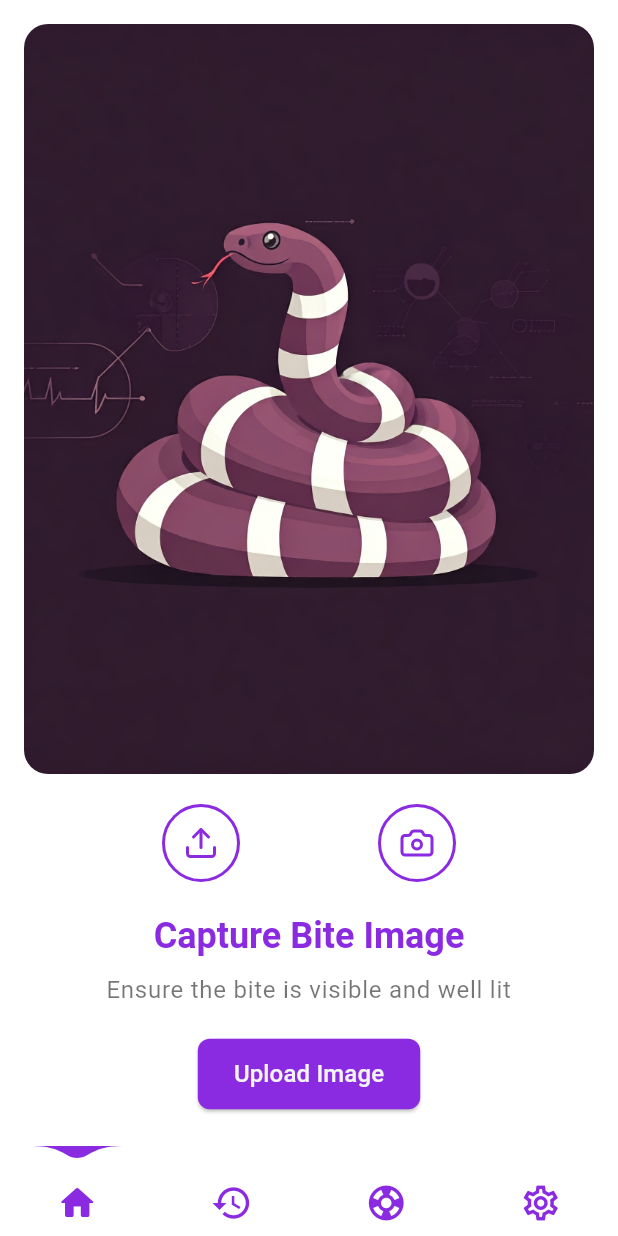
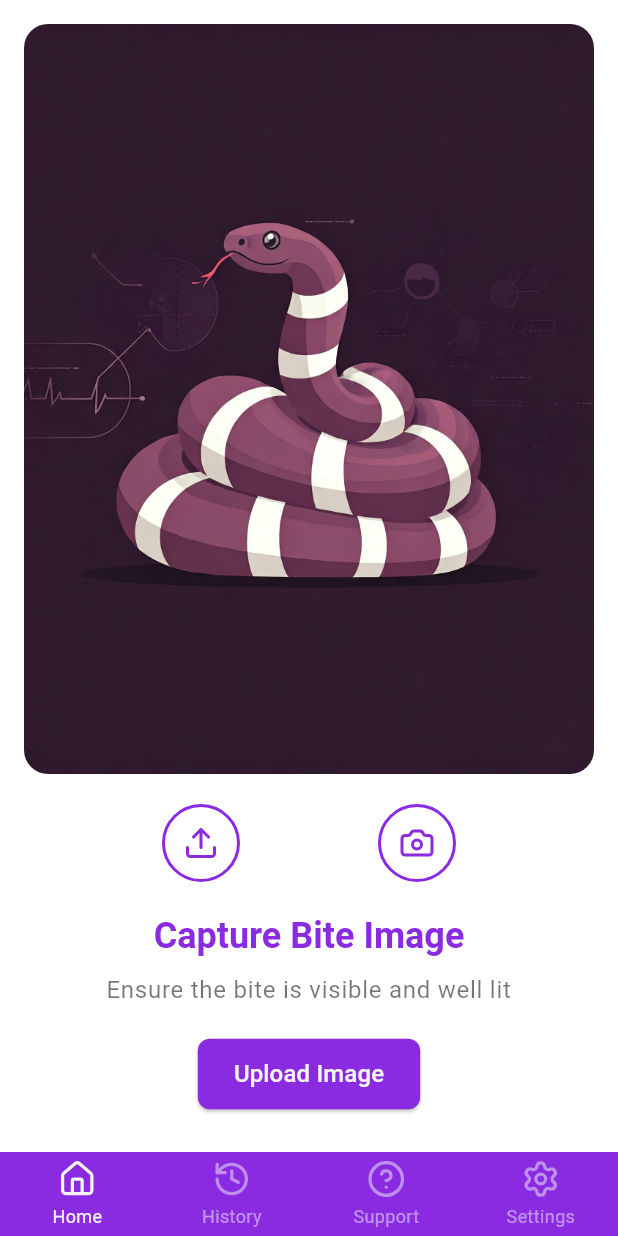
Before and after one commit to PraveenAththanayake/Snake-Bite-App, a Flutter app: the screen it shows after launch, on a phone screen of 412 x 824 dp. Run offline on Flutter 3.47's test engine with Material 3 defaults, Android fonts, the phone set to English and light mode, and no system bars; drawn by our look-alikes of persistent_bottom_nav_bar, water_drop_nav_bar; our stand-ins replace lucide_icons.

Commit message:
feat: change the navbar design

```diff
--- a/lib/core/common/widgets/navbar/navbar.dart
+++ b/lib/core/common/widgets/navbar/navbar.dart
@@ -1,11 +1,13 @@
+import 'package:flutter/cupertino.dart';
 import 'package:flutter/material.dart';
 import 'package:flutter/services.dart';
+import 'package:lucide_icons/lucide_icons.dart';
 import 'package:snake_bite_app/core/theme/color_palette.dart';
 import 'package:snake_bite_app/features/history/history.dart';
 import 'package:snake_bite_app/features/home/home.dart';
 import 'package:snake_bite_app/features/settings/settings.dart';
 import 'package:snake_bite_app/features/support/support.dart';
-import 'package:water_drop_nav_bar/water_drop_nav_bar.dart';
+import 'package:persistent_bottom_nav_bar/persistent_bottom_nav_bar.dart';
 
 class Navbar extends StatefulWidget {
   const Navbar({Key? key}) : super(key: key);
@@ -15,8 +17,51 @@ class Navbar extends StatefulWidget {
 }
 
 class _NavbarState extends State<Navbar> {
-  int selectedIndex = 0;
-  final PageController pageController = PageController();
+  late PersistentTabController _controller;
+
+  @override
+  void initState() {
+    super.initState();
+    _controller = PersistentTabController(initialIndex: 0);
+  }
+
+  List<Widget> _buildScreens() {
+    return [
+      HomeScreen(),
+      HistoryScreen(),
+      SupportScreen(),
+      SettingsScreen(),
+    ];
+  }
+
+  List<PersistentBottomNavBarItem> _navBarsItems() {
+    return [
+      PersistentBottomNavBarItem(
+        icon: const Icon(LucideIcons.home),
+        title: "Home",
+        activeColorPrimary: ColorPalettes.accent,
+        inactiveColorPrimary: ColorPalettes.accent.withOpacity(0.5),
+      ),
+      PersistentBottomNavBarItem(
+        icon: const Icon(LucideIcons.history),
+        title: "History",
+        activeColorPrimary: ColorPalettes.accent,
+        inactiveColorPrimary: ColorPalettes.accent.withOpacity(0.5),
+      ),
+      PersistentBottomNavBarItem(
+        icon: const Icon(LucideIcons.helpCircle),
+        title: "Support",
+        activeColorPrimary: ColorPalettes.accent,
+        inactiveColorPrimary: ColorPalettes.accent.withOpacity(0.5),
+      ),
+      PersistentBottomNavBarItem(
+        icon: const Icon(LucideIcons.settings),
+        title: "Settings",
+        activeColorPrimary: ColorPalettes.accent,
+        inactiveColorPrimary: ColorPalettes.accent.withOpacity(0.5),
+      ),
+    ];
+  }
 
   @override
   Widget build(BuildContext context) {
@@ -26,47 +71,30 @@ class _NavbarState extends State<Navbar> {
         systemNavigationBarIconBrightness: Brightness.dark,
       ),
       child: Scaffold(
-        body: PageView(
-          physics: const NeverScrollableScrollPhysics(),
-          controller: pageController,
-          children: const [
-            HomeScreen(),
-            HistoryScreen(),
-            SupportScreen(),
-            SettingsScreen()
-          ],
-        ),
-        bottomNavigationBar: WaterDropNavBar(
-          waterDropColor: ColorPalettes.primary,
-          onItemSelected: (index) {
-            setState(() {
-              selectedIndex = index;
-            });
-            pageController.animateToPage(
-              selectedIndex,
-              duration: const Duration(milliseconds: 400),
-              curve: Curves.easeOutQuad,
-            );
-          },
-          selectedIndex: selectedIndex,
-          barItems: [
-            BarItem(
-              filledIcon: Icons.home_rounded,
-              outlinedIcon: Icons.home_outlined,
+        body: PersistentTabView(
+          context,
+          controller: _controller,
+          screens: _buildScreens(),
+          items: _navBarsItems(),
+          handleAndroidBackButtonPress: true,
+          resizeToAvoidBottomInset: true,
+          stateManagement: true,
+          hideNavigationBarWhenKeyboardAppears: true,
+          padding: const EdgeInsets.only(top: 8),
+          backgroundColor: ColorPalettes.primary,
+          navBarStyle: NavBarStyle.style19,
+          animationSettings: const NavBarAnimationSettings(
+            navBarItemAnimation: ItemAnimationSettings(
+              duration: Duration(milliseconds: 400),
+              curve: Curves.ease,
             ),
-            BarItem(
-              filledIcon: Icons.history_rounded,
-              outlinedIcon: Icons.history_outlined,
+            screenTransitionAnimation: ScreenTransitionAnimationSettings(
+              animateTabTransition: true,
+              duration: Duration(milliseconds: 200),
+              screenTransitionAnimationType:
+                  ScreenTransitionAnimationType.fadeIn,
             ),
-            BarItem(
-              filledIcon: Icons.support_rounded,
-              outlinedIcon: Icons.support_outlined,
-            ),
-            BarItem(
-              filledIcon: Icons.settings_rounded,
-              outlinedIcon: Icons.settings_outlined,
-            ),
-          ],
+          ),
         ),
       ),
     );
--- a/pubspec.yaml
+++ b/pubspec.yaml
@@ -13,8 +13,8 @@ dependencies:
     sdk: flutter
 
   cupertino_icons: ^1.0.2
-  water_drop_nav_bar: ^2.2.2
   lucide_icons: ^0.257.0
+  persistent_bottom_nav_bar: ^6.2.1
 
 dev_dependencies:
   flutter_test:
```
Also changed, not shown: pubspec.lock.
